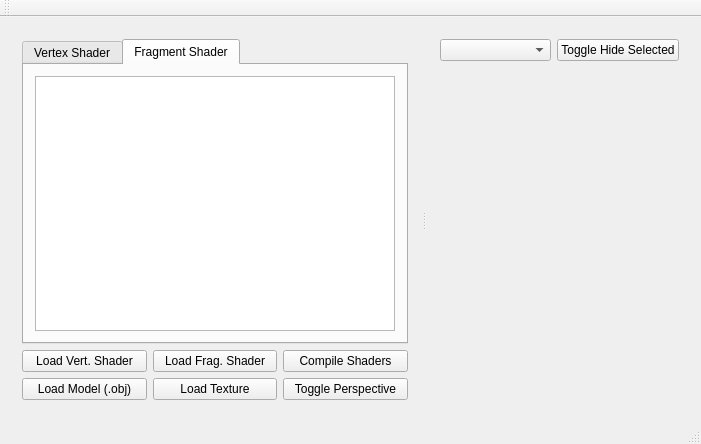
Above: programs/MonitoriaCG1/mainwindow.ui from RicardoBusta/mestrado-bustamante before the change. Below: the same form after it.
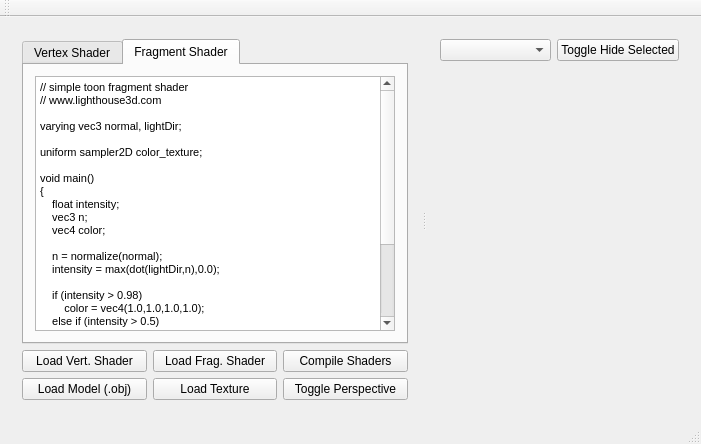
That is the form after the change. The open tabs and pages were chosen to show the change. Custom widgets are drawn as their Qt base class.

Commit message: agora o programinha carrega os shaders. :P

Patch:
```diff
--- a/programs/MonitoriaCG1/mainwindow.ui
+++ b/programs/MonitoriaCG1/mainwindow.ui
@@ -49,7 +49,42 @@
            </attribute>
            <layout class="QVBoxLayout" name="verticalLayout_2">
             <item>
-             <widget class="QTextEdit" name="frag_textEdit"/>
+             <widget class="QTextEdit" name="frag_textEdit">
+              <property name="html">
+               <string>&lt;!DOCTYPE HTML PUBLIC &quot;-//W3C//DTD HTML 4.0//EN&quot; &quot;http://www.w3.org/TR/REC-html40/strict.dtd&quot;&gt;
+&lt;html&gt;&lt;head&gt;&lt;meta name=&quot;qrichtext&quot; content=&quot;1&quot; /&gt;&lt;style type=&quot;text/css&quot;&gt;
+p, li { white-space: pre-wrap; }
+&lt;/style&gt;&lt;/head&gt;&lt;body style=&quot; font-family:'MS Shell Dlg 2'; font-size:8.25pt; font-weight:400; font-style:normal;&quot;&gt;
+&lt;p style=&quot; margin-top:0px; margin-bottom:0px; margin-left:0px; margin-right:0px; -qt-block-indent:0; text-indent:0px;&quot;&gt;// simple toon fragment shader&lt;/p&gt;
+&lt;p style=&quot; margin-top:0px; margin-bottom:0px; margin-left:0px; margin-right:0px; -qt-block-indent:0; text-indent:0px;&quot;&gt;// www.lighthouse3d.com&lt;/p&gt;
+&lt;p style=&quot;-qt-paragraph-type:empty; margin-top:0px; margin-bottom:0px; margin-left:0px; margin-right:0px; -qt-block-indent:0; text-indent:0px;&quot;&gt;&lt;br /&gt;&lt;/p&gt;
+&lt;p style=&quot; margin-top:0px; margin-bottom:0px; margin-left:0px; margin-right:0px; -qt-block-indent:0; text-indent:0px;&quot;&gt;varying vec3 normal, lightDir;&lt;/p&gt;
+&lt;p style=&quot;-qt-paragraph-type:empty; margin-top:0px; margin-bottom:0px; margin-left:0px; margin-right:0px; -qt-block-indent:0; text-indent:0px;&quot;&gt;&lt;br /&gt;&lt;/p&gt;
+&lt;p style=&quot; margin-top:0px; margin-bottom:0px; margin-left:0px; margin-right:0px; -qt-block-indent:0; text-indent:0px;&quot;&gt;uniform sampler2D color_texture;&lt;/p&gt;
+&lt;p style=&quot;-qt-paragraph-type:empty; margin-top:0px; margin-bottom:0px; margin-left:0px; margin-right:0px; -qt-block-indent:0; text-indent:0px;&quot;&gt;&lt;br /&gt;&lt;/p&gt;
+&lt;p style=&quot; margin-top:0px; margin-bottom:0px; margin-left:0px; margin-right:0px; -qt-block-indent:0; text-indent:0px;&quot;&gt;void main()&lt;/p&gt;
+&lt;p style=&quot; margin-top:0px; margin-bottom:0px; margin-left:0px; margin-right:0px; -qt-block-indent:0; text-indent:0px;&quot;&gt;{&lt;/p&gt;
+&lt;p style=&quot; margin-top:0px; margin-bottom:0px; margin-left:0px; margin-right:0px; -qt-block-indent:0; text-indent:0px;&quot;&gt;    float intensity;&lt;/p&gt;
+&lt;p style=&quot; margin-top:0px; margin-bottom:0px; margin-left:0px; margin-right:0px; -qt-block-indent:0; text-indent:0px;&quot;&gt;    vec3 n;&lt;/p&gt;
+&lt;p style=&quot; margin-top:0px; margin-bottom:0px; margin-left:0px; margin-right:0px; -qt-block-indent:0; text-indent:0px;&quot;&gt;    vec4 color;&lt;/p&gt;
+&lt;p style=&quot;-qt-paragraph-type:empty; margin-top:0px; margin-bottom:0px; margin-left:0px; margin-right:0px; -qt-block-indent:0; text-indent:0px;&quot;&gt;&lt;br /&gt;&lt;/p&gt;
+&lt;p style=&quot; margin-top:0px; margin-bottom:0px; margin-left:0px; margin-right:0px; -qt-block-indent:0; text-indent:0px;&quot;&gt;    n = normalize(normal);&lt;/p&gt;
+&lt;p style=&quot; margin-top:0px; margin-bottom:0px; margin-left:0px; margin-right:0px; -qt-block-indent:0; text-indent:0px;&quot;&gt;    intensity = max(dot(lightDir,n),0.0);&lt;/p&gt;
+&lt;p style=&quot;-qt-paragraph-type:empty; margin-top:0px; margin-bottom:0px; margin-left:0px; margin-right:0px; -qt-block-indent:0; text-indent:0px;&quot;&gt;&lt;br /&gt;&lt;/p&gt;
+&lt;p style=&quot; margin-top:0px; margin-bottom:0px; margin-left:0px; margin-right:0px; -qt-block-indent:0; text-indent:0px;&quot;&gt;    if (intensity &amp;gt; 0.98)&lt;/p&gt;
+&lt;p style=&quot; margin-top:0px; margin-bottom:0px; margin-left:0px; margin-right:0px; -qt-block-indent:0; text-indent:0px;&quot;&gt;        color = vec4(1.0,1.0,1.0,1.0);&lt;/p&gt;
+&lt;p style=&quot; margin-top:0px; margin-bottom:0px; margin-left:0px; margin-right:0px; -qt-block-indent:0; text-indent:0px;&quot;&gt;    else if (intensity &amp;gt; 0.5)&lt;/p&gt;
+&lt;p style=&quot; margin-top:0px; margin-bottom:0px; margin-left:0px; margin-right:0px; -qt-block-indent:0; text-indent:0px;&quot;&gt;        color = vec4(0.6,0.6,0.6,1.0);&lt;/p&gt;
+&lt;p style=&quot; margin-top:0px; margin-bottom:0px; margin-left:0px; margin-right:0px; -qt-block-indent:0; text-indent:0px;&quot;&gt;    else if (intensity &amp;gt; 0.25)&lt;/p&gt;
+&lt;p style=&quot; margin-top:0px; margin-bottom:0px; margin-left:0px; margin-right:0px; -qt-block-indent:0; text-indent:0px;&quot;&gt;        color = vec4(0.3,0.3,0.3,1.0);&lt;/p&gt;
+&lt;p style=&quot; margin-top:0px; margin-bottom:0px; margin-left:0px; margin-right:0px; -qt-block-indent:0; text-indent:0px;&quot;&gt;    else&lt;/p&gt;
+&lt;p style=&quot; margin-top:0px; margin-bottom:0px; margin-left:0px; margin-right:0px; -qt-block-indent:0; text-indent:0px;&quot;&gt;        color = vec4(0.1,0.1,0.1,1.0);&lt;/p&gt;
+&lt;p style=&quot; margin-top:0px; margin-bottom:0px; margin-left:0px; margin-right:0px; -qt-block-indent:0; text-indent:0px;&quot;&gt;    gl_FragColor = color * texture2D(color_texture,gl_TexCoord[0].st);&lt;/p&gt;
+&lt;p style=&quot;-qt-paragraph-type:empty; margin-top:0px; margin-bottom:0px; margin-left:0px; margin-right:0px; -qt-block-indent:0; text-indent:0px;&quot;&gt;&lt;br /&gt;&lt;/p&gt;
+&lt;p style=&quot; margin-top:0px; margin-bottom:0px; margin-left:0px; margin-right:0px; -qt-block-indent:0; text-indent:0px;&quot;&gt;}&lt;/p&gt;
+&lt;p style=&quot;-qt-paragraph-type:empty; margin-top:0px; margin-bottom:0px; margin-left:0px; margin-right:0px; -qt-block-indent:0; text-indent:0px;&quot;&gt;&lt;br /&gt;&lt;/p&gt;&lt;/body&gt;&lt;/html&gt;</string>
+              </property>
+             </widget>
             </item>
            </layout>
           </widget>
```
Left out of the diff: 23 changed lines with no effect on the pictures. The commit also changes 3 other files.
